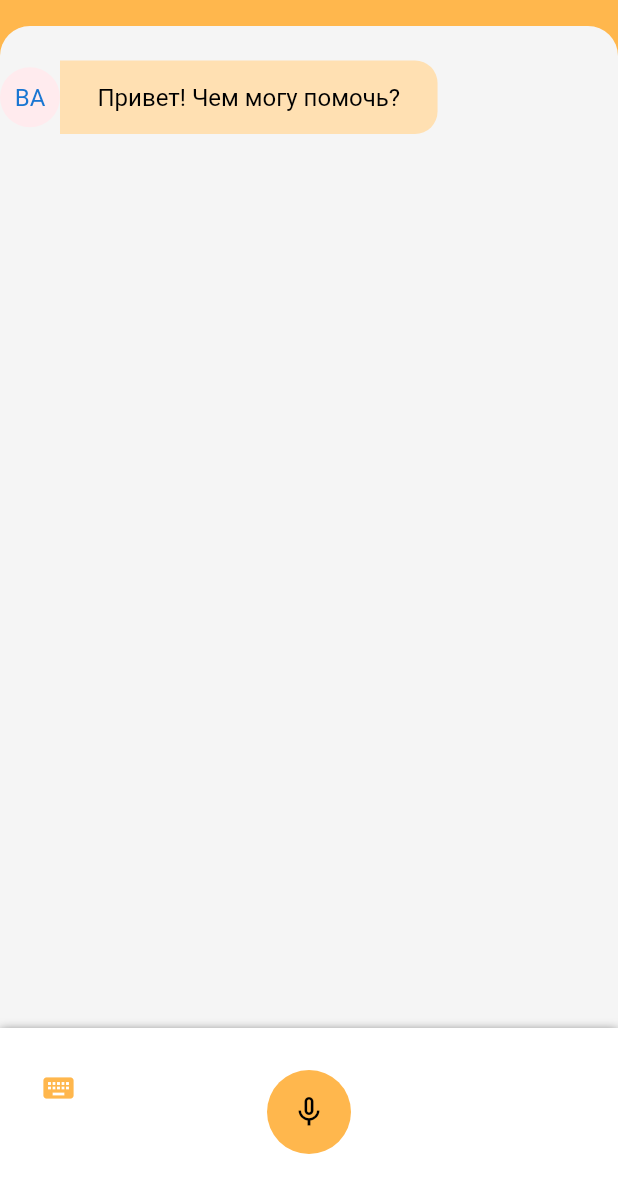
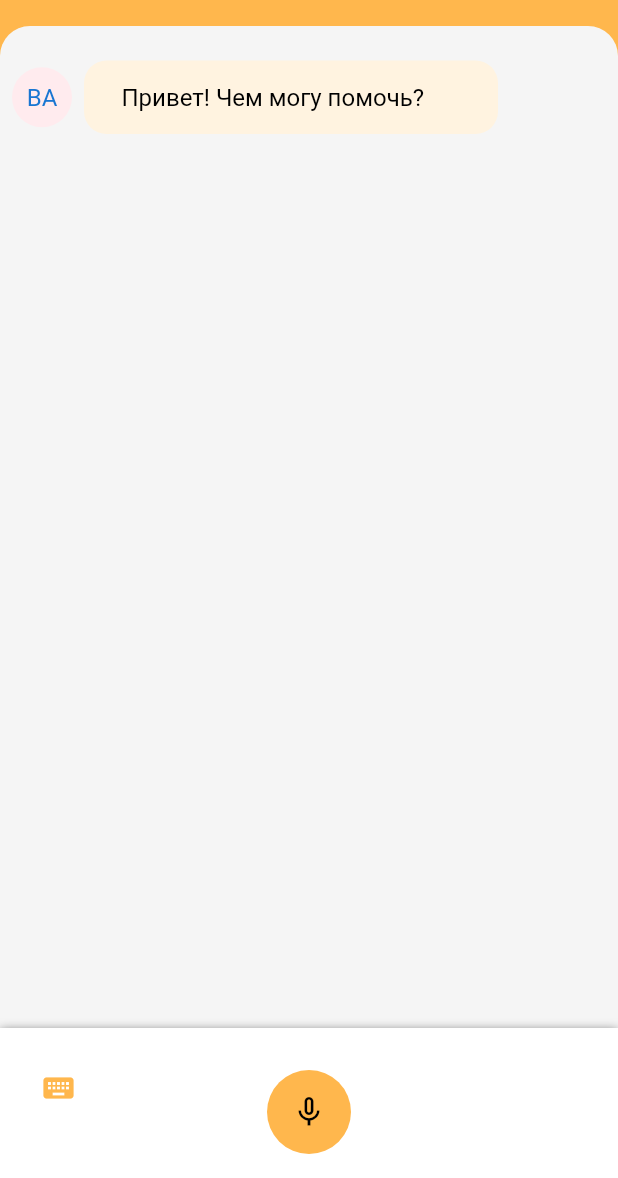
Before and after one commit to alexeytra/va_client, a Flutter app: the screen it shows after launch, on a phone screen of 412 x 824 dp, the part 58-1236 px from its top. Run offline on Flutter 3.47's test engine with Material 2 defaults, Android fonts, the phone set to English and light mode, and no system bars; our stand-ins replace audioplayers, speech_to_text.

Commit message:
add visual changes

```diff
--- a/lib/main.dart
+++ b/lib/main.dart
@@ -14,7 +14,7 @@ class MyApp extends StatelessWidget {
       debugShowCheckedModeBanner: false,
       theme: ThemeData(
         primaryColor: Colors.orange[300],
-        accentColor: Colors.orange[100],
+        accentColor: Colors.orange[50],
         backgroundColor: Colors.red[50],
         visualDensity: VisualDensity.adaptivePlatformDensity,
       ),
--- a/lib/message_model.dart
+++ b/lib/message_model.dart
@@ -1,6 +1,7 @@
 class Message {
   final String sender;
   final String message;
+  final String iconTyping;
 
-  Message({this.sender, this.message});
+  Message({this.sender, this.message = '', this.iconTyping = ''});
 }
--- a/lib/screens/home_screen.dart
+++ b/lib/screens/home_screen.dart
@@ -18,6 +18,7 @@ class _HomeScreenState extends State<HomeScreen> {
   String _text = '';
   bool _visibilityFloatingAction = true;
   bool _visibilityInput = false;
+  bool _typing = false;
   final textFieldController = TextEditingController();
   ScrollController _scrollController = ScrollController();
 
@@ -92,13 +93,19 @@ class _HomeScreenState extends State<HomeScreen> {
                     itemBuilder: (BuildContext context, int index) {
                       final bool isMe = _dialogue[index].sender == 'USER';
                       return isMe
-                          ? _buildMessage(_dialogue[index].message, isMe)
+                          ? _buildMessage(_dialogue[index], isMe)
                           : Row(
                               children: [
-                                CircleAvatar(
+                                Padding(
+                                  padding: const EdgeInsets.all(8.0),
+                                  child: CircleAvatar(
                                     backgroundColor: Colors.red[50],
-                                  child: Text('ВА'),),
-                                _buildMessage(_dialogue[index].message, isMe),
+                                    child: Text('ВА'),
+                                  ),
+                                ),
+                                Expanded(
+                                    child:
+                                        _buildMessage(_dialogue[index], isMe)),
                               ],
                             );
                     }),
@@ -112,7 +119,7 @@ class _HomeScreenState extends State<HomeScreen> {
     );
   }
 
-  Widget _buildMessage(String message, bool isMe) {
+  Widget _buildMessage(Message message, bool isMe) {
     return Container(
       margin: isMe
           ? EdgeInsets.only(top: 8.0, bottom: 8.0, left: 80.0)
@@ -127,16 +134,22 @@ class _HomeScreenState extends State<HomeScreen> {
                   topLeft: Radius.circular(15), bottomLeft: Radius.circular(15))
               : BorderRadius.only(
                   topRight: Radius.circular(15),
-                  bottomRight: Radius.circular(15))),
+                  bottomRight: Radius.circular(15),
+                  bottomLeft: Radius.circular(15),
+                  topLeft: Radius.circular(15))),
       child: Column(
         crossAxisAlignment: CrossAxisAlignment.start,
         children: [
-          Text(
-            message,
+          !(_typing && message.iconTyping != '') ? Text(
+            message.message,
             style: TextStyle(
                 color: Colors.black,
                 fontSize: 16.0,
                 fontWeight: FontWeight.normal),
+          ) : Image.asset(
+            message.iconTyping,
+            width: 50.0,
+            height: 20.0,
           ),
         ],
       ),
@@ -229,7 +242,9 @@ class _HomeScreenState extends State<HomeScreen> {
     if (_listening) {
       setState(() {
         _listening = false;
+        if (_text != '') {
           _dialogue.add(Message(message: _text, sender: 'USER'));
+        }
         _text = '';
       });
       _speechToText.stop();
@@ -267,19 +282,18 @@ class _HomeScreenState extends State<HomeScreen> {
           _text = '';
         });
         _speechToText.stop();
-        _getAnswer();
       }
     }
   }
 
   void _getAnswer() async {
     Map<String, dynamic> answer = Map();
-
+    if (_dialogue.last.sender == 'USER') {
+      var question = _dialogue.last.message.split("\s+");
       setState(() {
-      _dialogue
-          .add(Message(message: 'Нет связи с мозгом 😁😁😁', sender: 'VA'));
+        _dialogue.add(Message(iconTyping: 'assets/typing.gif', sender: 'VA'));
+        _typing = true;
       });
-    var question = _dialogue.last.message.split("\s+");
       final http.Response response = await http.post(
         'http://127.0.0.1:5000/va/api/v1/question/text',
         headers: <String, String>{
@@ -292,16 +306,24 @@ class _HomeScreenState extends State<HomeScreen> {
 
       if (response.statusCode == 200) {
         answer = jsonDecode(response.body);
+        Future.delayed(const Duration(seconds: 1), () {
           setState(() {
+            _typing = false;
+            _dialogue.removeLast();
             _dialogue.add(Message(message: answer['answer'], sender: 'VA'));
           });
+        });
+        Future.delayed(const Duration(seconds: 1), () {
           _getAudioAnswer(answer['audio_answer']);
+        });
       } else {
         setState(() {
-        _dialogue
-            .add(Message(message: 'Нет связи с мозгом 😁😁😁', sender: 'VA'));
+          _dialogue.add(Message(
+              message: 'Нет связи с мозгом 😁😁😁 (Ошибка сети)',
+              sender: 'VA'));
         });
         throw Exception('Failed to get answer');
+      }
     }
   }
 
```
Also changed, not shown: assets/typing.gif (added). Lines whose indentation alone changed are shown as unchanged.
